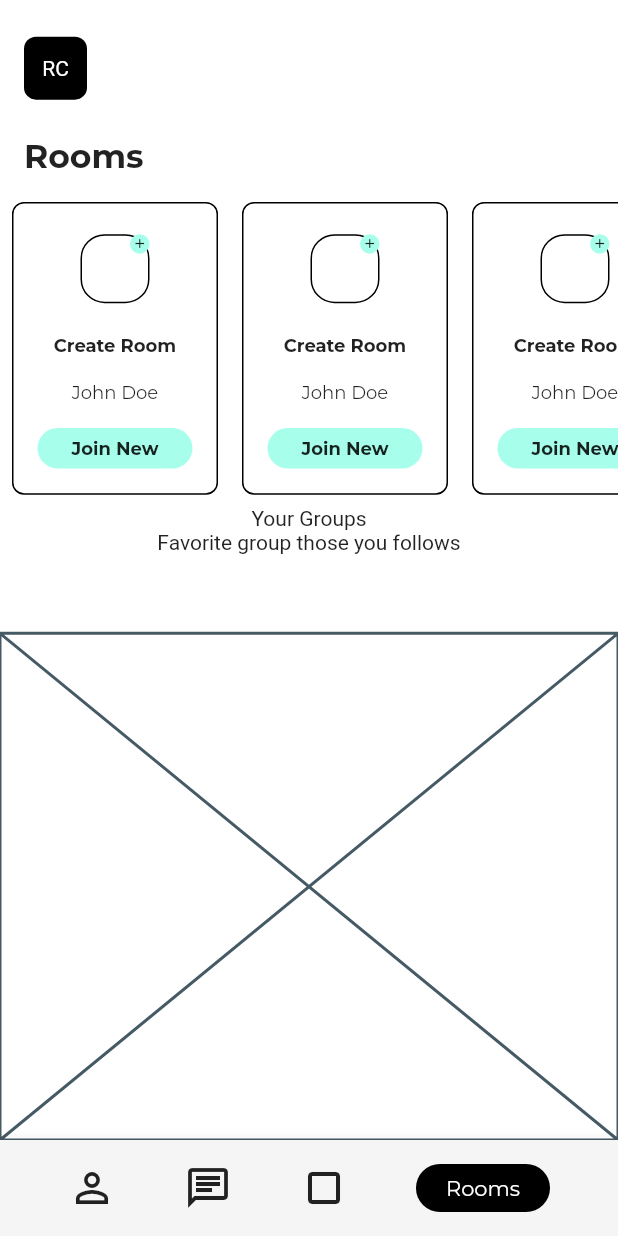
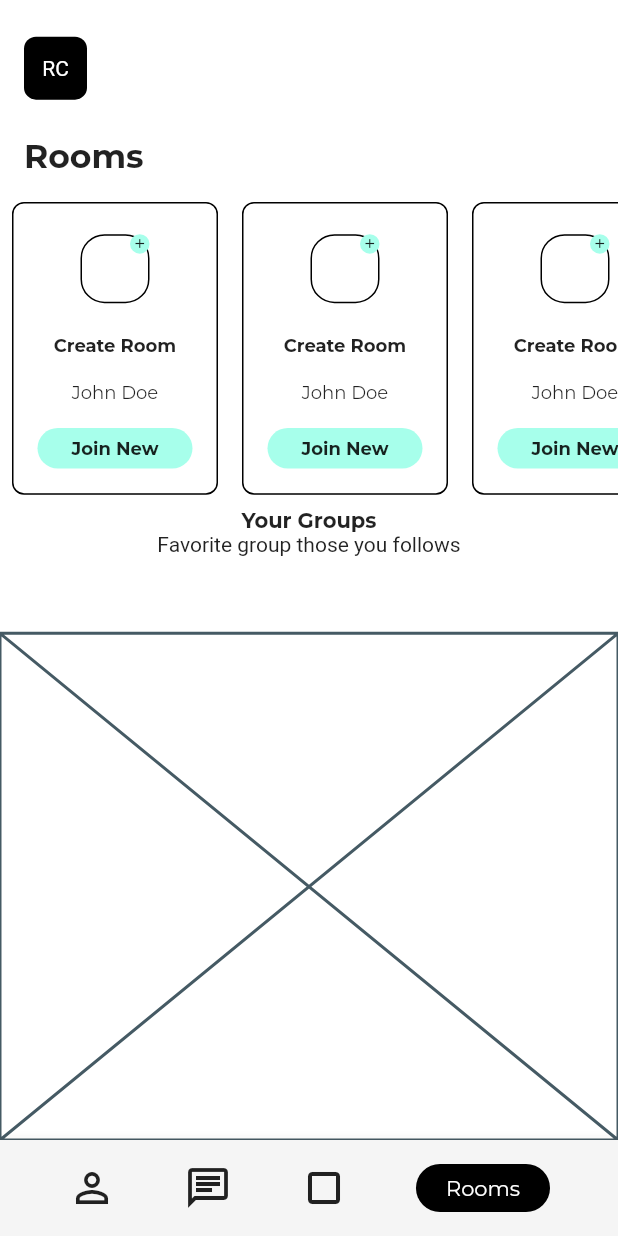
Before and after one commit to JAICHANGPARK/flutter_notebook_8th_story, a Flutter app: the RoomsPage screen opened by its route, on a phone screen of 412 x 824 dp. Run offline on Flutter 3.47's test engine with Material 2 defaults, Android fonts, the phone set to English and light mode, and no system bars; our stand-ins replace badges, flutter_hooks, google_fonts, hooks_riverpod, state_notifier.

Commit message:
Update rooms_page.dart

```diff
--- a/lib/ep588_social_app/rooms_page.dart
+++ b/lib/ep588_social_app/rooms_page.dart
@@ -291,7 +291,13 @@ class _RoomsPageState extends State<RoomsPage> {
                           flex: 2,
                           child: Column(
                             children: [
-                              Text("Your Groups"),
+                              Text(
+                                "Your Groups",
+                                style: GoogleFonts.montserrat(
+                                  fontSize: 14,
+                                  fontWeight: FontWeight.bold,
+                                ),
+                              ),
                               Text("Favorite group those you follows")
                             ],
                           ),
```
